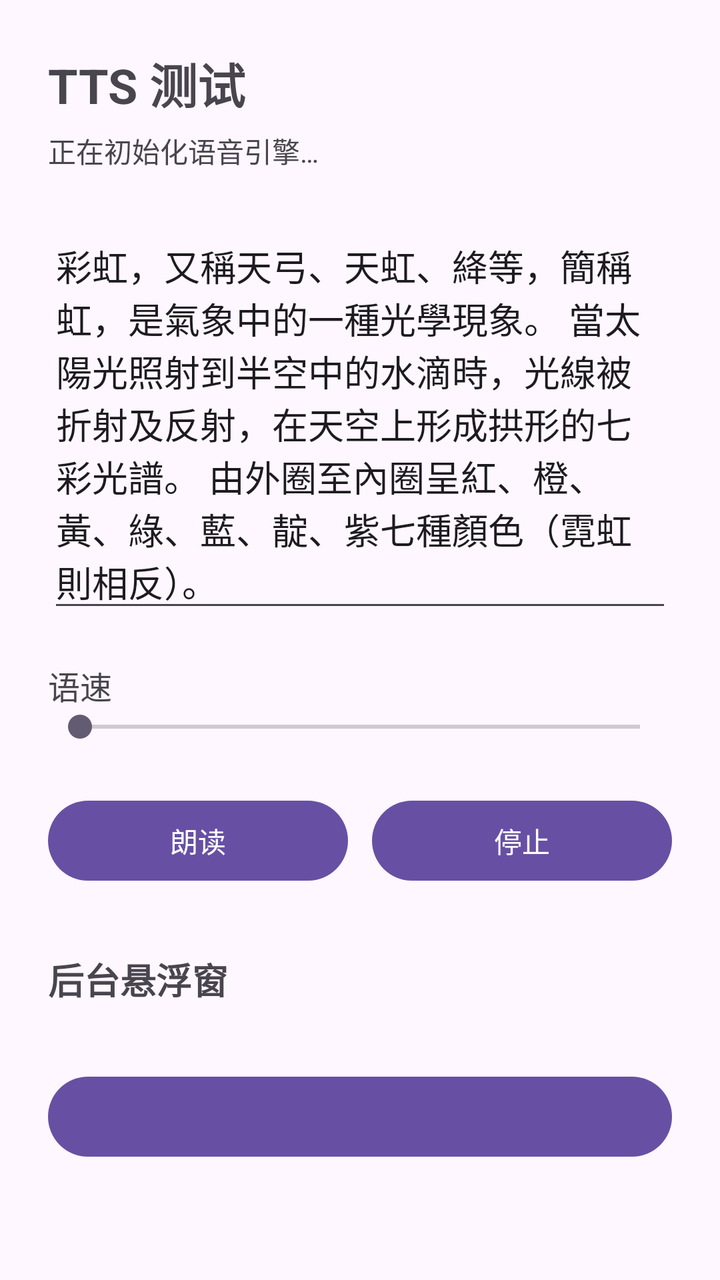
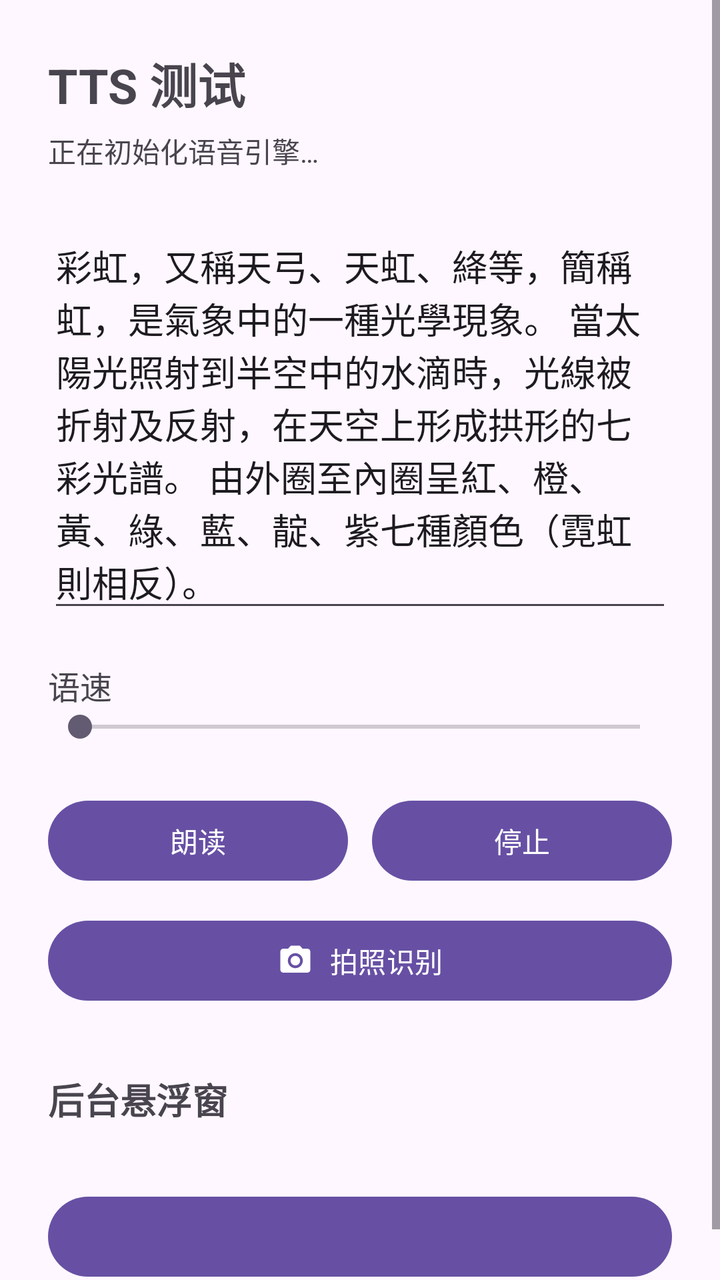

Before-and-after screenshots of an Android layout around one commit, followed by the original layout XML and the change that was made.
<!-- AndroidManifest.xml: application theme Theme.TtsTest -->
<!-- res/layout/activity_main.xml -->
<?xml version="1.0" encoding="utf-8"?>
<ScrollView xmlns:android="http://schemas.android.com/apk/res/android"
    android:layout_width="match_parent"
    android:layout_height="match_parent"
    android:fillViewport="true">

    <LinearLayout
        android:layout_width="match_parent"
        android:layout_height="wrap_content"
        android:orientation="vertical"
        android:padding="24dp">

        <TextView
            android:layout_width="wrap_content"
            android:layout_height="wrap_content"
            android:text="@string/app_name"
            android:textSize="24sp"
            android:textStyle="bold" />

        
        <TextView
            android:id="@+id/tvStatus"
            android:layout_width="match_parent"
            android:layout_height="wrap_content"
            android:layout_marginTop="6dp"
            android:text="@string/status_initializing"
            android:textSize="14sp" />

        <EditText
            android:id="@+id/etInput"
            android:layout_width="match_parent"
            android:layout_height="wrap_content"
            android:layout_marginTop="24dp"
            android:gravity="top|start"
            android:hint="@string/hint_input"
            android:text="@string/default_input"
            android:importantForAutofill="no"
            android:inputType="textMultiLine"
            android:maxLines="8"
            android:minLines="4" />

        <LinearLayout
            android:layout_width="match_parent"
            android:layout_height="wrap_content"
            android:layout_marginTop="20dp"
            android:orientation="horizontal">

            <TextView
                android:layout_width="0dp"
                android:layout_height="wrap_content"
                android:layout_weight="1"
                android:text="@string/label_speed"
                android:textSize="16sp" />

            <TextView
                android:id="@+id/tvSpeed"
                android:layout_width="wrap_content"
                android:layout_height="wrap_content"
                android:textSize="16sp" />
        </LinearLayout>

        <SeekBar
            android:id="@+id/sbSpeed"
            android:layout_width="match_parent"
            android:layout_height="wrap_content"
            android:max="100" />

        <LinearLayout
            android:layout_width="match_parent"
            android:layout_height="wrap_content"
            android:layout_marginTop="24dp"
            android:orientation="horizontal">

            <Button
                android:id="@+id/btnSpeak"
                android:layout_width="0dp"
                android:layout_height="wrap_content"
                android:layout_weight="1"
                android:text="@string/btn_speak" />

            <Button
                android:id="@+id/btnStop"
                android:layout_width="0dp"
                android:layout_height="wrap_content"
                android:layout_marginStart="12dp"
                android:layout_weight="1"
                android:text="@string/btn_stop" />
        </LinearLayout>

        <TextView
            android:layout_width="wrap_content"
            android:layout_height="wrap_content"
            android:layout_marginTop="32dp"
            android:text="@string/overlay_section_title"
            android:textSize="18sp"
            android:textStyle="bold" />

        <TextView
            android:id="@+id/tvOverlayHint"
            android:layout_width="match_parent"
            android:layout_height="wrap_content"
            android:layout_marginTop="6dp"
            android:textSize="13sp" />

        <Button
            android:id="@+id/btnOverlay"
            android:layout_width="match_parent"
            android:layout_height="wrap_content"
            android:layout_marginTop="8dp" />

    </LinearLayout>
</ScrollView>
<!-- resources referenced by this layout -->
<resources>
  <string name="app_name">TTS 测试</string>
  <string name="btn_speak">朗读</string>
  <string name="btn_stop">停止</string>
  <string name="default_input">彩虹，又稱天弓、天虹、絳等，簡稱虹，是氣象中的一種光學現象。 當太陽光照射到半空中的水滴時，光線被折射及反射，在天空上形成拱形的七彩光譜。 由外圈至內圈呈紅、橙、黃、綠、藍、靛、紫七種顏色（霓虹則相反）。</string>
  <string name="hint_input">输入要朗读的文字…</string>
  <string name="label_speed">语速</string>
  <string name="overlay_section_title">后台悬浮窗</string>
  <string name="status_initializing">正在初始化语音引擎…</string>
  <style name="Theme.TtsTest" parent="Theme.Material3.DayNight.NoActionBar" />
</resources>

<!-- the commit's change to res/layout/activity_main.xml (unified diff, before → after) -->
@@ -1,5 +1,6 @@
 <?xml version="1.0" encoding="utf-8"?>
 <ScrollView xmlns:android="http://schemas.android.com/apk/res/android"
+    xmlns:app="http://schemas.android.com/apk/res-auto"
     android:layout_width="match_parent"
     android:layout_height="match_parent"
     android:fillViewport="true">
@@ -87,6 +88,17 @@
                 android:text="@string/btn_stop" />
         </LinearLayout>
 
+        <Button
+            android:id="@+id/btnOcr"
+            android:layout_width="match_parent"
+            android:layout_height="wrap_content"
+            android:layout_marginTop="12dp"
+            android:text="@string/btn_ocr"
+            app:icon="@drawable/ic_camera"
+            app:iconGravity="textStart"
+            app:iconPadding="8dp"
+            app:iconTint="?attr/colorOnPrimary" />
+
         <TextView
             android:layout_width="wrap_content"
             android:layout_height="wrap_content"
<!-- resource entries referenced after the edit -->
@@ -1,6 +1,21 @@
 <!-- resources referenced by this layout -->
 <resources>
+  <!-- drawable ic_camera (drawable) -->
+  <?xml version="1.0" encoding="utf-8"?>
+  <vector xmlns:android="http://schemas.android.com/apk/res/android"
+      android:width="24dp"
+      android:height="24dp"
+      android:viewportWidth="24"
+      android:viewportHeight="24">
+      <path
+          android:fillColor="#FFFFFF"
+          android:pathData="M12,12m-3.2,0a3.2,3.2 0,1 1,6.4 0a3.2,3.2 0,1 1,-6.4 0" />
+      <path
+          android:fillColor="#FFFFFF"
+          android:pathData="M9,2L7.17,4H4c-1.1,0 -2,0.9 -2,2v12c0,1.1 0.9,2 2,2h16c1.1,0 2,-0.9 2,-2V6c0,-1.1 -0.9,-2 -2,-2h-3.17L15,2H9zM12,17c-2.76,0 -5,-2.24 -5,-5s2.24,-5 5,-5 5,2.24 5,5 -2.24,5 -5,5z" />
+  </vector>
   <string name="app_name">TTS 测试</string>
+  <string name="btn_ocr">拍照识别</string>
   <string name="btn_speak">朗读</string>
   <string name="btn_stop">停止</string>
   <string name="default_input">彩虹，又稱天弓、天虹、絳等，簡稱虹，是氣象中的一種光學現象。 當太陽光照射到半空中的水滴時，光線被折射及反射，在天空上形成拱形的七彩光譜。 由外圈至內圈呈紅、橙、黃、綠、藍、靛、紫七種顏色（霓虹則相反）。</string>
